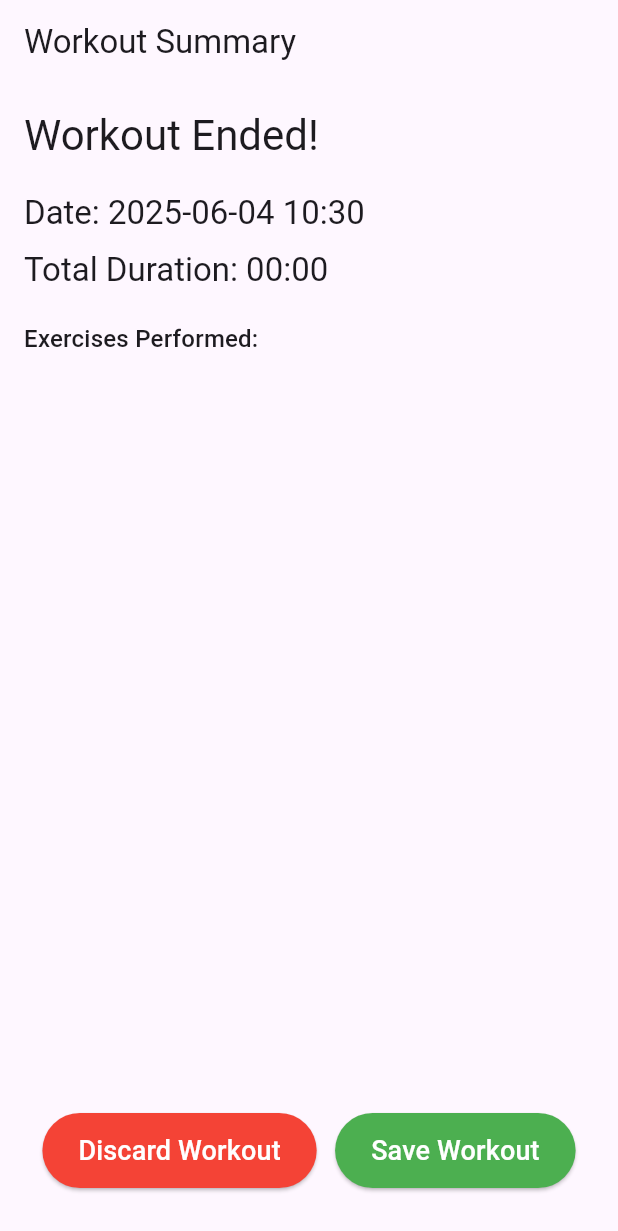
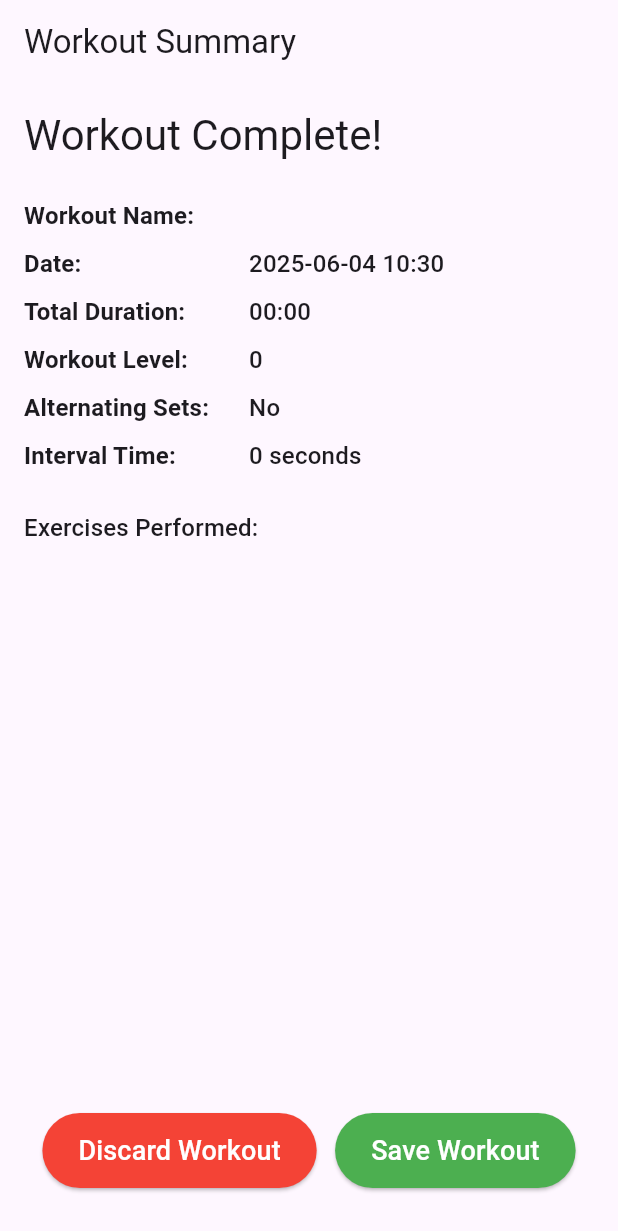
Before and after one commit to AmitTzah/exercise_timer_app, a Flutter app: the WorkoutSummaryDisplayScreen screen opened directly with empty values, on a phone screen of 412 x 824 dp. Shown: the top 1231 px of the screen. Run offline on Flutter 3.47's test engine with Material 3 defaults, Android fonts, the phone set to English and light mode, and no system bars; our stand-ins replace audioplayers, hive, hive_flutter; accounts and stored records are empty; generated files the repository leaves out were written again.

Commit message:
feat: Enhance workout summaries and add delete functionality

```diff
--- a/lib/models/user_workout.dart
+++ b/lib/models/user_workout.dart
@@ -26,6 +26,9 @@ class UserWorkout extends HiveObject {
   @HiveField(6) // New field for selected level
   int? selectedLevel; // Nullable, default to 1 if null
 
+  @HiveField(7) // New field for survival mode selection
+  bool? selectedSurvivalMode; // Nullable, default to false if null
+
   UserWorkout({
     required this.id,
     required this.name,
@@ -34,5 +37,6 @@ class UserWorkout extends HiveObject {
     required this.totalWorkoutTime,
     this.selectedAlternateSets,
     this.selectedLevel,
+    this.selectedSurvivalMode, // Add to constructor
   });
 }
--- /dev/null
+++ b/lib/models/workout_set.dart
@@ -0,0 +1,15 @@
+import 'package:hive/hive.dart';
+import 'package:exercise_timer_app/models/exercise.dart';
+
+part 'workout_set.g.dart';
+
+@HiveType(typeId: 4) // Changed typeId to 4 to avoid collision
+class WorkoutSet extends HiveObject {
+  @HiveField(0)
+  Exercise exercise;
+
+  @HiveField(1)
+  int setNumber;
+
+  WorkoutSet({required this.exercise, required this.setNumber});
+}
--- a/lib/models/workout_summary.dart
+++ b/lib/models/workout_summary.dart
@@ -1,5 +1,5 @@
 import 'package:hive/hive.dart';
-import 'package:exercise_timer_app/models/exercise.dart';
+import 'package:exercise_timer_app/models/workout_set.dart';
 
 part 'workout_summary.g.dart';
 
@@ -9,15 +9,39 @@ class WorkoutSummary extends HiveObject {
   DateTime date;
 
   @HiveField(1)
-  List<Exercise> exercises;
+  List<WorkoutSet> performedSets; // Changed from exercises to performedSets
 
   @HiveField(2)
   int totalDurationInSeconds;
 
+  @HiveField(3, defaultValue: '')
+  String workoutName;
+
+  @HiveField(4, defaultValue: 1) // Default level to 1
+  int workoutLevel;
+
+  @HiveField(5, defaultValue: false)
+  bool isSurvivalMode;
+
+  @HiveField(6, defaultValue: false)
+  bool isAlternatingSets;
+
+  @HiveField(7, defaultValue: 60) // Default interval time to 60 seconds
+  int intervalTime;
+
+  @HiveField(8, defaultValue: false) // New field for whether workout was stopped prematurely
+  bool wasStoppedPrematurely;
+
   WorkoutSummary({
     required this.date,
-    required this.exercises,
+    required this.performedSets, // Changed parameter name
     required this.totalDurationInSeconds,
+    required this.workoutName,
+    required this.workoutLevel,
+    required this.isSurvivalMode,
+    required this.isAlternatingSets,
+    required this.intervalTime,
+    required this.wasStoppedPrematurely, // New required parameter
   });
 
   // Helper to get Duration object
--- a/lib/screens/define_workout_screen.dart
+++ b/lib/screens/define_workout_screen.dart
@@ -257,8 +257,7 @@ class _DefineWorkoutScreenState extends State<DefineWorkoutScreen> {
                     child: ListTile(
                       title: Text(exercise.name),
                       subtitle: Text(
-                        'Sets: ${exercise.sets}' +
-                            (exercise.reps != null ? ' | Reps: ${exercise.reps}' : ''), // Display reps if available
+                        'Sets: ${exercise.sets}${exercise.reps != null ? ' | Reps: ${exercise.reps}' : ''}', // Display reps if available
                       ),
                       trailing: IconButton(
                         icon: const Icon(Icons.delete),
--- a/lib/screens/home_screen.dart
+++ b/lib/screens/home_screen.dart
@@ -17,7 +17,8 @@ class _HomeScreenState extends State<HomeScreen> {
   late UserWorkoutRepository _userWorkoutRepository;
   List<UserWorkout> _userWorkouts = [];
   final Map<String, bool> _alternateModeSelections = {};
-  final Map<String, dynamic> _levelSelections = {}; // Stores int for level or "survival" string
+  final Map<String, int> _levelSelections = {}; // Stores int for level
+  final Map<String, bool> _survivalModeSelections = {}; // Stores bool for survival mode
 
   @override
   void didChangeDependencies() {
@@ -45,6 +46,7 @@ class _HomeScreenState extends State<HomeScreen> {
       for (var workout in workouts) {
         _alternateModeSelections[workout.id] = workout.selectedAlternateSets ?? false;
         _levelSelections[workout.id] = workout.selectedLevel ?? 1;
+        _survivalModeSelections[workout.id] = workout.selectedSurvivalMode ?? false; // Initialize survival mode
       }
     });
   }
@@ -129,13 +131,6 @@ class _HomeScreenState extends State<HomeScreen> {
                           Navigator.pop(context, i);
                         },
                       ),
-                    ListTile(
-                      title: const Text('Survival Mode'),
-                      trailing: currentLevel == "survival" ? const Icon(Icons.check, color: Colors.blue) : null,
-                      onTap: () {
-                        Navigator.pop(context, "survival");
-                      },
-                    ),
                   ],
                 ),
               ),
@@ -231,13 +226,30 @@ class _HomeScreenState extends State<HomeScreen> {
                             const Text('Alternate Sets'),
                           ],
                         ),
+                        // Survival Mode Checkbox
+                        Row(
+                          children: [
+                            Checkbox(
+                              value: _survivalModeSelections[workout.id] ?? false,
+                              onChanged: (bool? newValue) async {
+                                setState(() {
+                                  _survivalModeSelections[workout.id] = newValue ?? false;
+                                });
+                                // Persist the change
+                                workout.selectedSurvivalMode = newValue ?? false;
+                                await _userWorkoutRepository.saveUserWorkout(workout);
+                              },
+                            ),
+                            const Text('Survival Mode'),
+                          ],
+                        ),
                         // Level Selection Row
                         Row(
                           children: [
                             Expanded( // Expanded to take available space
                               child: InkWell(
                                 onTap: () async {
-                                  final dynamic selectedValue = await _showLevelSelectionBottomSheet(
+                                  final int? selectedValue = await _showLevelSelectionBottomSheet(
                                     context,
                                     _levelSelections[workout.id] ?? 1,
                                     workout, // Pass the workout object
@@ -247,7 +259,7 @@ class _HomeScreenState extends State<HomeScreen> {
                                       _levelSelections[workout.id] = selectedValue;
                                     });
                                     // Persist the change
-                                    workout.selectedLevel = selectedValue is int ? selectedValue : null; // Save int or null for survival
+                                    workout.selectedLevel = selectedValue;
                                     await _userWorkoutRepository.saveUserWorkout(workout);
                                   }
                                 },
@@ -261,13 +273,9 @@ class _HomeScreenState extends State<HomeScreen> {
                                     mainAxisAlignment: MainAxisAlignment.spaceBetween, // To push text and potential icon apart
                                     children: [
                                       Text( // Combined text
-                                        _levelSelections[workout.id] == "survival"
-                                            ? 'Level: Survival' // Add "Level:" here
-                                            : 'Level: L${_levelSelections[workout.id] ?? 1} (+${((_levelSelections[workout.id] ?? 1) == 1 ? 0 : ((((_levelSelections[workout.id] ?? 1) - 1) * 20)))}%)', // Updated percentage
+                                        'Level: L${_levelSelections[workout.id] ?? 1} (+${((_levelSelections[workout.id] ?? 1) == 1 ? 0 : ((((_levelSelections[workout.id] ?? 1) - 1) * 20)))}%)', // Updated percentage
                                         overflow: TextOverflow.ellipsis,
                                       ),
-                                      // Optionally, re-add a subtle icon here if desired, e.g., Icons.unfold_more
-                                      // For now, let's keep it without an icon as per previous feedback.
                                     ],
                                   ),
                                 ),
@@ -290,7 +298,9 @@ class _HomeScreenState extends State<HomeScreen> {
                                     builder: (context) => WorkoutScreen(
                                       workout: workout,
                                       isAlternateMode: _alternateModeSelections[workout.id] ?? false,
-                                      selectedLevelOrMode: _levelSelections[workout.id] ?? 1,
+                                      selectedLevelOrMode: _survivalModeSelections[workout.id] == true
+                                          ? "survival"
+                                          : (_levelSelections[workout.id] ?? 1),
                                     ),
                                   ),
                                 );
--- a/lib/screens/workout_summary_display_screen.dart
+++ b/lib/screens/workout_summary_display_screen.dart
@@ -1,28 +1,45 @@
 import 'package:flutter/material.dart';
 import 'package:provider/provider.dart'; // Import provider
-import 'package:exercise_timer_app/models/exercise.dart';
 import 'package:exercise_timer_app/models/workout_summary.dart';
 import 'package:exercise_timer_app/repositories/workout_summary_repository.dart'; // Use the new repository
 import 'package:intl/intl.dart'; // For date formatting
 
 class WorkoutSummaryDisplayScreen extends StatelessWidget {
-  final DateTime workoutStartTime;
-  final List<Exercise> exercises;
-  final int totalDurationInSeconds;
-  final bool completed;
+  final WorkoutSummary summary;
 
   const WorkoutSummaryDisplayScreen({
     super.key,
-    required this.workoutStartTime,
-    required this.exercises,
-    required this.totalDurationInSeconds,
-    required this.completed,
+    required this.summary,
   });
 
   String _formatDuration(int seconds) {
     final minutes = (seconds ~/ 60).toString().padLeft(2, '0');
     final remainingSeconds = (seconds % 60).toString().padLeft(2, '0');
     return '$minutes:$remainingSeconds';
+  }
+
+  Widget _buildSummaryRow(BuildContext context, String label, String value) {
+    return Padding(
+      padding: const EdgeInsets.symmetric(vertical: 4.0),
+      child: Row(
+        crossAxisAlignment: CrossAxisAlignment.start,
+        children: [
+          SizedBox(
+            width: 150, // Fixed width for labels
+            child: Text(
+              label,
+              style: Theme.of(context).textTheme.titleMedium?.copyWith(fontWeight: FontWeight.bold),
+            ),
+          ),
+          Expanded(
+            child: Text(
+              value,
+              style: Theme.of(context).textTheme.titleMedium,
+            ),
+          ),
+        ],
+      ),
+    );
   }
 
   @override
@@ -38,19 +55,18 @@ class WorkoutSummaryDisplayScreen extends StatelessWidget {
           crossAxisAlignment: CrossAxisAlignment.start,
           children: [
             Text(
-              completed ? 'Workout Complete!' : 'Workout Ended!',
+              summary.wasStoppedPrematurely
+                  ? 'Workout Stopped Early!'
+                  : (summary.isSurvivalMode ? 'Survival Workout Ended!' : 'Workout Complete!'),
               style: Theme.of(context).textTheme.headlineMedium,
             ),
             const SizedBox(height: 20),
-            Text(
-              'Date: ${DateFormat('yyyy-MM-dd HH:mm').format(workoutStartTime)}',
-              style: Theme.of(context).textTheme.titleLarge,
-            ),
-            const SizedBox(height: 10),
-            Text(
-              'Total Duration: ${_formatDuration(totalDurationInSeconds)}',
-              style: Theme.of(context).textTheme.titleLarge,
-            ),
+            _buildSummaryRow(context, 'Workout Name:', summary.workoutName),
+            _buildSummaryRow(context, 'Date:', DateFormat('yyyy-MM-dd HH:mm').format(summary.date)),
+            _buildSummaryRow(context, 'Total Duration:', _formatDuration(summary.totalDurationInSeconds)),
+            _buildSummaryRow(context, 'Workout Level:', summary.workoutLevel.toString()),
+            _buildSummaryRow(context, 'Alternating Sets:', summary.isAlternatingSets ? 'Yes' : 'No'),
+            _buildSummaryRow(context, 'Interval Time:', '${summary.intervalTime} seconds'),
             const SizedBox(height: 20),
             Text(
               'Exercises Performed:',
@@ -58,13 +74,13 @@ class WorkoutSummaryDisplayScreen extends StatelessWidget {
             ),
             Expanded(
               child: ListView.builder(
-                itemCount: exercises.length,
+                itemCount: summary.performedSets.length, // Use performedSets
                 itemBuilder: (context, index) {
-                  final exercise = exercises[index];
+                  final workoutSet = summary.performedSets[index]; // Get WorkoutSet
                   return Padding(
                     padding: const EdgeInsets.symmetric(vertical: 4.0),
                     child: Text(
-                      '- ${exercise.name} (${exercise.sets} sets)',
+                      '- ${workoutSet.exercise.name} (Set ${workoutSet.setNumber})${workoutSet.exercise.reps != null ? ', ${workoutSet.exercise.reps} reps' : ''}',
                       style: Theme.of(context).textTheme.bodyLarge,
                     ),
                   );
@@ -92,13 +108,8 @@ class WorkoutSummaryDisplayScreen extends StatelessWidget {
                   ),
                   ElevatedButton(
                     onPressed: () async {
-                      final workoutSummary = WorkoutSummary(
-                        date: workoutStartTime,
-                        exercises: exercises,
-                        totalDurationInSeconds: totalDurationInSeconds,
-                      );
                       final workoutSummaryRepository = Provider.of<WorkoutSummaryRepository>(context, listen: false);
-                      await workoutSummaryRepository.addWorkoutSummary(workoutSummary);
+                      await workoutSummaryRepository.addWorkoutSummary(summary); // Use the passed summary
                       if (!context.mounted) return;
                       Navigator.of(context).popUntil((route) => route.isFirst); // Go back to setup screen
                     },
--- a/lib/services/audio_service.dart
+++ b/lib/services/audio_service.dart
@@ -1,5 +1,6 @@
 import 'package:audioplayers/audioplayers.dart';
 import 'dart:async'; // Import for Completer
+import 'package:flutter/foundation.dart'; // For debugPrint
 
 class AudioService {
   final AudioPlayer _audioPlayer = AudioPlayer();
@@ -46,7 +47,7 @@ class AudioService {
   Future<void> playExerciseAnnouncement(String exerciseDisplayName) async {
     final String? fileName = _exerciseSoundMap[exerciseDisplayName];
     if (fileName == null) {
-      print('Error: Sound file not found for exercise: $exerciseDisplayName');
+      debugPrint('Error: Sound file not found for exercise: $exerciseDisplayName');
       return;
     }
 
--- a/lib/services/database_service.dart
+++ b/lib/services/database_service.dart
@@ -3,6 +3,7 @@ import 'package:exercise_timer_app/models/exercise.dart';
 import 'package:exercise_timer_app/models/workout_summary.dart';
 import 'package:exercise_timer_app/models/goal.dart';
 import 'package:exercise_timer_app/models/user_workout.dart';
+import 'package:exercise_timer_app/models/workout_set.dart'; // Import WorkoutSet
 
 class DatabaseService {
   static bool _isInitialized = false;
@@ -18,6 +19,7 @@ class DatabaseService {
     if (!Hive.isAdapterRegistered(1)) Hive.registerAdapter(WorkoutSummaryAdapter());
     if (!Hive.isAdapterRegistered(2)) Hive.registerAdapter(UserWorkoutAdapter());
     if (!Hive.isAdapterRegistered(3)) Hive.registerAdapter(GoalAdapter());
+    if (!Hive.isAdapterRegistered(4)) Hive.registerAdapter(WorkoutSetAdapter()); // Register WorkoutSetAdapter
 
     _isInitialized = true;
   }
```
Also changed, not shown: lib/controllers/workout_controller.dart (+49 -14 lines), lib/screens/workout_screen.dart (+10 -15 lines), lib/screens/workout_summaries_screen.dart (+99 -12 lines), lib/models/user_workout.g.dart, lib/models/workout_set.g.dart (added), lib/models/workout_summary.g.dart, 1 other file.
